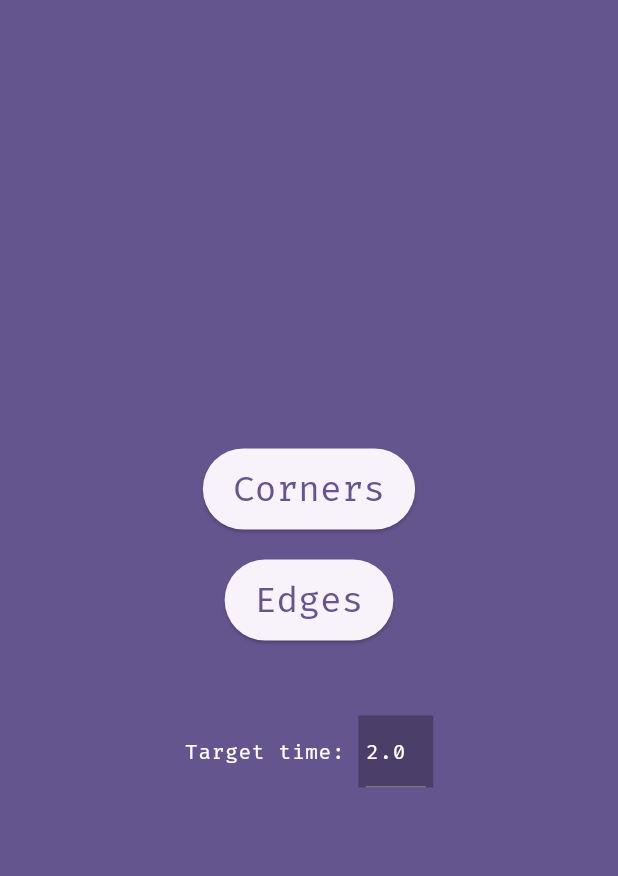
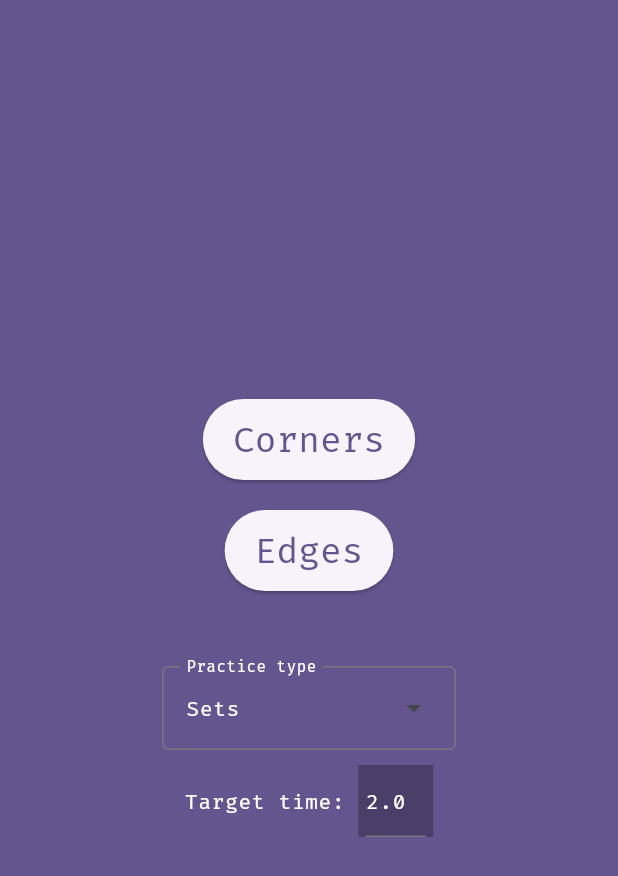
Before and after one commit to NicolasAubinet/3StyleTrainer, a Flutter app: the screen it shows after launch, on a phone screen of 412 x 824 dp. Shown: the top 876 px of the screen. Run offline on Flutter 3.47's test engine with Material 3 defaults, Android fonts, the phone set to English and light mode, and no system bars; our stand-ins replace google_fonts, shared_preferences, timer_count_down; generated files the repository leaves out were written again.

Commit message:
Add time race mode

```diff
--- a/lib/l10n/app_en.arb
+++ b/lib/l10n/app_en.arb
@@ -2,6 +2,10 @@
   "sessionSummary": "Session summary",
   "timer": "Timer",
   "repeatAll": "Repeat all",
+  "practiceType": "Practice type",
+  "practiceTypeSets": "Sets",
+  "practiceTypeTimeRace": "Time race",
+  "completedAlgs": "Completed algs: ",
   "targetTime": "Target time: ",
   "back": "Back",
   "allCasesWereSubTarget": "All cases were sub {targetTime}",
--- /dev/null
+++ b/lib/practice_type.dart
@@ -0,0 +1,17 @@
+import 'package:flutter/cupertino.dart';
+import 'package:flutter_gen/gen_l10n/app_localizations.dart';
+
+enum PracticeType {
+  sets,
+  timeRace;
+
+  String getLocalizedName(BuildContext context) {
+    if (this == sets) {
+      return AppLocalizations.of(context)!.practiceTypeSets;
+    } else if (this == timeRace) {
+      return AppLocalizations.of(context)!.practiceTypeTimeRace;
+    } else {
+      throw UnimplementedError();
+    }
+  }
+}
--- a/lib/screens/alg_set_selector_screen.dart
+++ b/lib/screens/alg_set_selector_screen.dart
@@ -1,6 +1,7 @@
 import 'package:flutter/material.dart';
 import 'package:flutter_gen/gen_l10n/app_localizations.dart';
 import 'package:three_style_trainer/alg_structs.dart';
+import 'package:three_style_trainer/practice_type.dart';
 
 import '../alg_provider.dart';
 import 'timer_screen.dart';
@@ -36,8 +37,8 @@ class _AlgSetSelectorScreenState extends State<AlgSetSelectorScreen> {
       algSetIndices.add(index);
     }
     return widget.algType == AlgType.Corner
-        ? CornersAlgProvider(algSetIndices)
-        : EdgesAlgProvider(algSetIndices);
+        ? CornersAlgProvider(setIndices: algSetIndices)
+        : EdgesAlgProvider(setIndices: algSetIndices);
   }
 
   void onAlgSetTap(int index) {
@@ -132,6 +133,7 @@ class _AlgSetSelectorScreenState extends State<AlgSetSelectorScreen> {
                     context,
                     MaterialPageRoute(
                       builder: (context) => TimerScreen(
+                        PracticeType.sets,
                         widget.targetTime,
                         getAlgProvider(),
                       ),
--- a/lib/screens/menu_screen.dart
+++ b/lib/screens/menu_screen.dart
@@ -1,8 +1,11 @@
 import 'package:flutter/material.dart';
 import 'package:flutter_gen/gen_l10n/app_localizations.dart';
 import 'package:shared_preferences/shared_preferences.dart';
+import 'package:three_style_trainer/alg_provider.dart';
 import 'package:three_style_trainer/alg_structs.dart';
+import 'package:three_style_trainer/practice_type.dart';
 import 'package:three_style_trainer/screens/alg_set_selector_screen.dart';
+import 'package:three_style_trainer/screens/timer_screen.dart';
 
 import '../widgets/number_input_field.dart';
 
@@ -15,6 +18,7 @@ class MenuScreen extends StatefulWidget {
 
 class _MenuScreenState extends State<MenuScreen> {
   double _targetTime = DEFAULT_TARGET_TIME;
+  PracticeType _practiceType = PracticeType.sets;
 
   @override
   void initState() {
@@ -29,49 +33,138 @@ class _MenuScreenState extends State<MenuScreen> {
     });
   }
 
+  void _onButtonPressed(BuildContext context, AlgType algType) {
+    if (_practiceType == PracticeType.sets) {
+      Navigator.push(
+        context,
+        MaterialPageRoute(
+          builder: (context) => AlgSetSelectorScreen(
+            _targetTime,
+            algType,
+          ),
+        ),
+      );
+    } else if (_practiceType == PracticeType.timeRace) {
+      AlgProvider algProvider =
+          algType == AlgType.Corner ? CornersAlgProvider() : EdgesAlgProvider();
+      Navigator.push(
+        context,
+        MaterialPageRoute(
+          builder: (context) => TimerScreen(
+            _practiceType,
+            _targetTime,
+            algProvider,
+          ),
+        ),
+      );
+    }
+  }
+
   @override
   Widget build(BuildContext context) {
+    var theme = Theme.of(context);
+
     return Scaffold(
-      backgroundColor: Theme.of(context).colorScheme.primary,
+      backgroundColor: theme.colorScheme.primary,
       body: Column(
         mainAxisAlignment: MainAxisAlignment.center,
         children: [
           ElevatedButton(
             child: Text(AppLocalizations.of(context)!.corners),
-            onPressed: () {
-              Navigator.push(
-                context,
-                MaterialPageRoute(
-                  builder: (context) => AlgSetSelectorScreen(
-                    _targetTime,
-                    AlgType.Corner,
-                  ),
-                ),
-              );
-            },
+            onPressed: () => _onButtonPressed(context, AlgType.Corner),
           ),
           SizedBox(height: 20),
           ElevatedButton(
             child: Text(AppLocalizations.of(context)!.edges),
-            onPressed: () {
-              Navigator.push(
-                context,
-                MaterialPageRoute(
-                  builder: (context) => AlgSetSelectorScreen(
-                    _targetTime,
-                    AlgType.Edge,
-                  ),
-                ),
-              );
-            },
+            onPressed: () => _onButtonPressed(context, AlgType.Edge),
           ),
           SizedBox(height: 50),
           Row(
             mainAxisAlignment: MainAxisAlignment.center,
             children: [
+              PracticeTypeSelectionWidget((PracticeType? type) {
+                setState(() {
+                  _practiceType = type ?? PracticeType.sets;
+                });
+              }),
+            ],
+          ),
+          SizedBox(height: 10),
+          TargetTimeSelectionWidget(_targetTime, (targetTime) async {
+            SharedPreferences prefs = await SharedPreferences.getInstance();
+            prefs.setDouble("target_time", targetTime);
+            setState(() {
+              _targetTime = targetTime;
+            });
+          }),
+        ],
+      ),
+    );
+  }
+}
+
+class PracticeTypeSelectionWidget extends StatefulWidget {
+  final Function(PracticeType?) _onSelected;
+
+  PracticeTypeSelectionWidget(this._onSelected);
+
+  @override
+  State<PracticeTypeSelectionWidget> createState() =>
+      _PracticeTypeSelectionWidgetState();
+}
+
+class _PracticeTypeSelectionWidgetState
+    extends State<PracticeTypeSelectionWidget> {
+  @override
+  Widget build(BuildContext context) {
+    var theme = Theme.of(context);
+
+    return DropdownMenu<PracticeType>(
+      initialSelection: PracticeType.sets,
+      label: Text(
+        AppLocalizations.of(context)!.practiceType,
+        style: theme.textTheme.labelSmall,
+      ),
+      onSelected: (PracticeType? type) {
+        widget._onSelected(type);
+      },
+      textStyle: theme.textTheme.labelSmall,
+      dropdownMenuEntries: PracticeType.values
+          .map<DropdownMenuEntry<PracticeType>>((PracticeType type) {
+        return DropdownMenuEntry<PracticeType>(
+          value: type,
+          label: type.getLocalizedName(context),
+          style: MenuItemButton.styleFrom(
+            textStyle: theme.textTheme.labelSmall,
+          ),
+        );
+      }).toList(),
+    );
+  }
+}
+
+class TargetTimeSelectionWidget extends StatefulWidget {
+  final double _targetTime;
+  final Function(double) _onTapOutside;
+
+  TargetTimeSelectionWidget(this._targetTime, this._onTapOutside);
+
+  @override
+  State<TargetTimeSelectionWidget> createState() =>
+      _TargetTimeSelectionWidgetState();
+}
+
+class _TargetTimeSelectionWidgetState extends State<TargetTimeSelectionWidget> {
+  @override
+  Widget build(BuildContext context) {
+    var theme = Theme.of(context);
+
+    return Row(
+      mainAxisAlignment: MainAxisAlignment.center,
+      children: [
         Text(
           AppLocalizations.of(context)!.targetTime,
-                style: Theme.of(context).textTheme.labelSmall,
+          style: theme.textTheme.labelSmall,
         ),
         Container(
           color: Colors.black26,
@@ -81,27 +174,16 @@ class _MenuScreenState extends State<MenuScreen> {
           child: NumberInputField(
             decimal: true,
             onTapOutside: (value) async {
-                    SharedPreferences prefs =
-                        await SharedPreferences.getInstance();
               var doubleValue = double.tryParse(value);
-                    if (doubleValue != null) {
-                      prefs.setDouble("target_time", doubleValue);
-                    } else {
-                      prefs.remove("target_time");
-                      doubleValue = DEFAULT_TARGET_TIME;
-                    }
-                    setState(() {
-                      _targetTime = doubleValue!;
-                    });
+              doubleValue ??= DEFAULT_TARGET_TIME;
+              widget._onTapOutside(doubleValue);
+
               FocusManager.instance.primaryFocus?.unfocus();
             },
-                  defaultValue: _targetTime.toString(),
+            defaultValue: widget._targetTime.toString(),
           ),
         ),
       ],
-          )
-        ],
-      ),
     );
   }
 }
```
Also changed, not shown: lib/alg_provider.dart (+11 -5 lines), lib/screens/session_summary_screen.dart (+65 -19 lines), lib/screens/timer_screen.dart (+47 -2 lines). Lines whose indentation alone changed are shown as unchanged.
